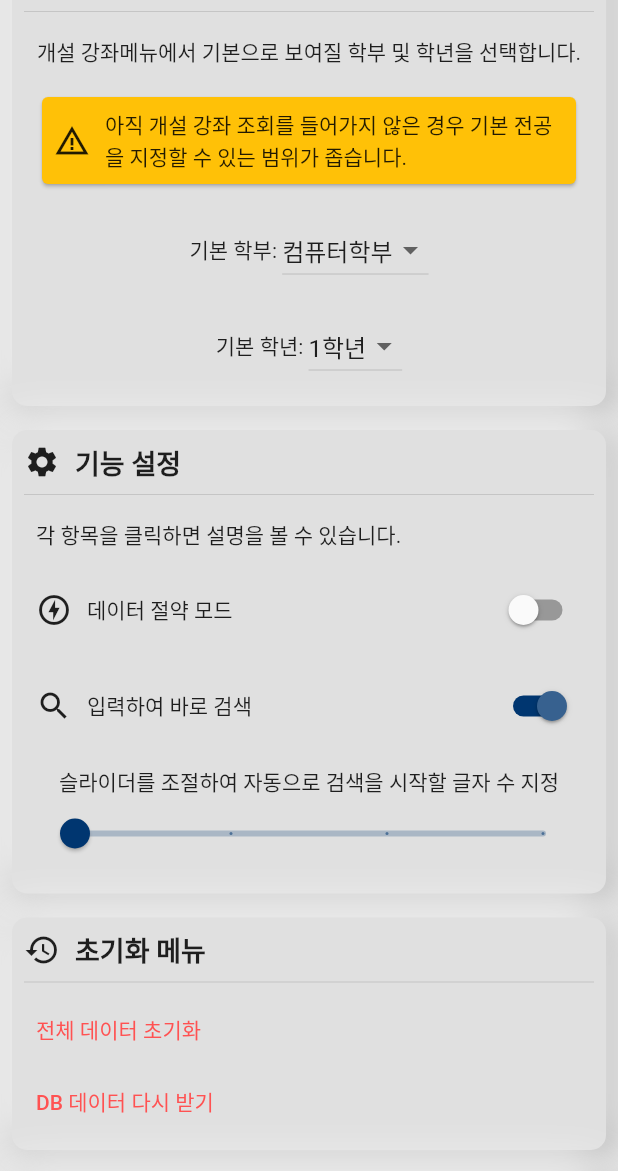
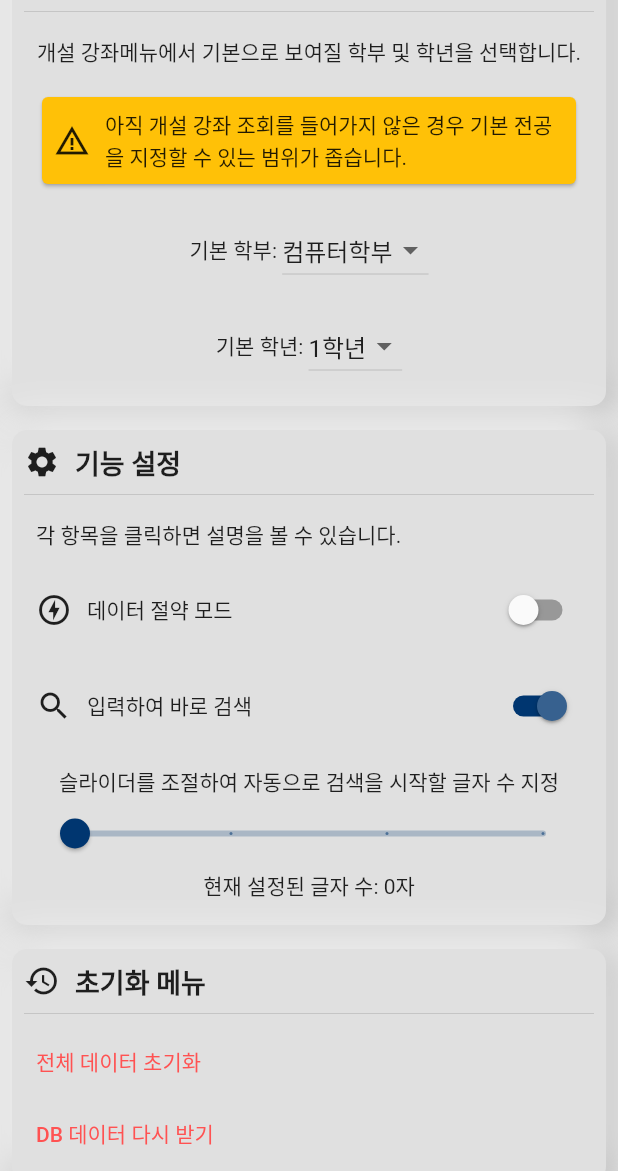
Before and after one commit to sun30812/suwon_mate, a Flutter app: the SettingPage screen opened by its route, on a phone screen of 412 x 824 dp, the part 65-1236 px from its top. Run offline on Flutter 3.47's test engine with Material 2 defaults, Android fonts, the phone set to English and light mode, and no system bars; our stand-ins replace firebase_core, firebase_database, flutter_html, package_info_plus, shared_preferences; accounts and stored records are empty.

Commit message:
[기능 수정] 설정 항목 관련 기능 수정

```diff
--- a/lib/search.dart
+++ b/lib/search.dart
@@ -194,7 +194,8 @@ class _SearchPageState extends State<SearchPage> {
           size: 80.0,
         ),
         if (_liveSearch)
-          const Text('강의자의 이름이나 과목명을 입력하면 검색을 시작합니다.\n\n')
+          Text(
+              '강의자의 이름이나 과목명을 ${_liveSearchCount.round()}자 이상 입력하면 검색을 시작합니다.\n\n')
         else
           const Text('강의자의 이름이나 과목명을 입력 후 검색 버튼을 누르면 검색이 시작됩니다.\n\n'),
         const Text('과목 코드로 검색을 원하시면 우측 상단에 코드모양 버튼을 누릅니다.')
--- a/lib/settings.dart
+++ b/lib/settings.dart
@@ -414,6 +414,8 @@ class _SettingPageState extends State<SettingPage> {
                                           value;
                                     }),
                                   ),
+                                  Text(
+                                      '현재 설정된 글자 수: ${((functionSetting['liveSearchCount'] ?? 0.0) as double).round()}자')
                                 ],
                               ),
                             )
```
